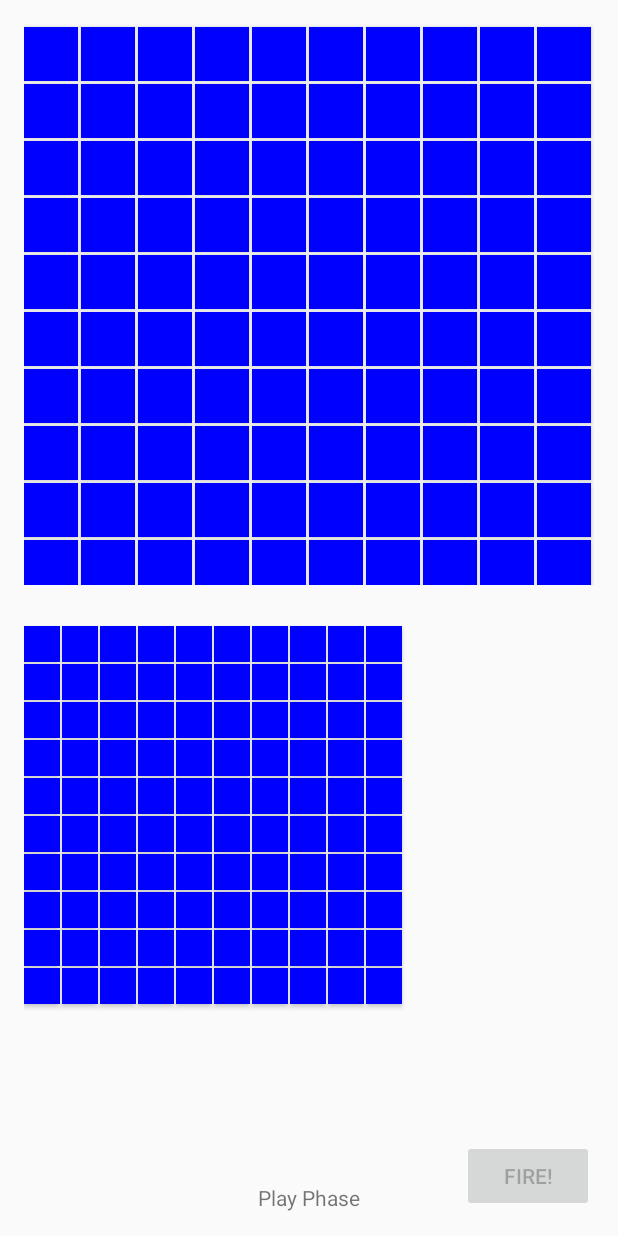
After one commit to vicboyv/Battleships, an Android app: the PlayActivity screen opened directly, with no data from a screen before it, on a phone screen of 412 x 824 dp. The commit adds this screen. Run offline under Robolectric (Android 15) with nearby library versions, the phone set to English and light mode, and no system bars; 5 statements that could not run were skipped.

Commit message:
More updates

```diff
--- /dev/null
+++ b/app/src/main/java/com/example/battleships/PlayActivity.java
@@ -0,0 +1,276 @@
+package com.example.battleships;
+
+import android.app.Activity;
+import android.content.Intent;
+import android.content.SharedPreferences;
+import android.graphics.Color;
+import android.os.Bundle;
+import android.telephony.SmsManager;
+import android.telephony.SmsMessage;
+import android.util.TypedValue;
+import android.view.Gravity;
+import android.view.Menu;
+import android.view.MenuItem;
+import android.view.View;
+import android.widget.Button;
+import android.widget.GridLayout;
+
+import java.util.LinkedList;
+
+
+public class PlayActivity extends Activity
+{
+    private Tile opponentTile[][] = new Tile[10][10];
+    private Tile playerTile[][] = new Tile[10][10];
+    private LinkedList<Tile> selectableTiles = new LinkedList<>();
+    private String playerBlueprint = "";
+    private String opponentBlueprint = "";
+    private Tile selectedTile;
+    private SharedPreferences settings;
+    private boolean soundOn = true;
+    private Button fireButton;
+    private String phase;
+    private int playerTurn = 0;
+    public static PlayActivity current;
+
+    @Override
+    protected void onCreate(Bundle savedInstanceState)
+    {
+        super.onCreate(savedInstanceState);
+        setContentView(R.layout.activity_play);
+
+        PlayActivity.current = this;
+
+        final Bundle bundle = getIntent().getExtras();
+
+        settings = getSharedPreferences("settings", MODE_PRIVATE);
+        soundOn = settings.getBoolean("Sound", true);
+
+        fireButton = (Button)findViewById(R.id.fireButton);
+        fireButton.setEnabled(false);
+
+        playerBlueprint = bundle.getString("Player Blueprint", "0000000000000000000000000000000000000000000000000000000000000000000000000000000000000000000000000000");
+        opponentBlueprint = bundle.getString("Opponent Blueprint", "0000000000000000000000000000000000000000000000000000000000000000000000000000000000000000000000000000");
+        playerTurn = bundle.getInt("Assigned Turn", 0);
+
+        GridLayout opponentBoard = (GridLayout)findViewById(R.id.opponentBoardLayout);
+        opponentBoard.removeAllViews();
+
+        opponentBoard.setColumnCount(10);
+        opponentBoard.setRowCount(10);
+        for(int y = 0; y < 10; y++)
+        {
+            for(int x = 0; x < 10; x++)
+            {
+                opponentTile[x][y] = new Tile(this, x, y);
+
+                GridLayout.LayoutParams param = new GridLayout.LayoutParams();
+                param.height = getDP(36);
+                param.width = getDP(36);
+                param.rightMargin = 3;
+                param.topMargin = 3;
+                param.setGravity(Gravity.CENTER);
+                param.columnSpec = GridLayout.spec(x);
+                param.rowSpec = GridLayout.spec(y);
+
+                opponentTile[x][y].setLayoutParams(param);
+
+                opponentTile[x][y].setOnClickListener(
+                        new View.OnClickListener()
+                        {
+                            public void onClick(View object)
+                            {
+                                targetTile((Tile) object);
+                            }
+                        });
+
+                selectableTiles.add(opponentTile[x][y]);
+
+                opponentBoard.addView(opponentTile[x][y]);
+            }
+
+        }
+        refreshBoardViewer(opponentTile, opponentBlueprint, true);
+        GridLayout playerBoard = (GridLayout)findViewById(R.id.playerBoardLayout);
+        playerBoard.removeAllViews();
+
+        playerBoard.setColumnCount(10);
+        playerBoard.setRowCount(10);
+        for(int y = 0; y < 10; y++)
+        {
+            for(int x = 0; x < 10; x++)
+            {
+                playerTile[x][y] = new Tile(this, x, y);
+
+                GridLayout.LayoutParams param = new GridLayout.LayoutParams();
+                param.height = getDP(24);
+                param.width = getDP(24);
+                param.rightMargin = 2;
+                param.topMargin = 2;
+                param.setGravity(Gravity.CENTER);
+                param.columnSpec = GridLayout.spec(x);
+                param.rowSpec = GridLayout.spec(y);
+
+                playerTile[x][y].setLayoutParams(param);
+
+                playerBoard.addView(playerTile[x][y]);
+            }
+        }
+        refreshBoardViewer(playerTile, playerBlueprint, true);
+    }
+    public void targetTile(Tile tile)
+    {
+        if(selectableTiles.contains(tile))
+        {
+            refreshBoardViewer(opponentTile, opponentBlueprint, false);
+            this.selectedTile = tile;
+            tile.setBackgroundColor(Color.YELLOW);
+            this.fireButton.setEnabled(true);
+        }
+    }
+    public void fireTile(View v)
+    {
+        this.selectedTile.attack();
+        this.selectableTiles.remove(this.selectedTile);
+        this.opponentBlueprint = refreshBlueprint(opponentTile, opponentBlueprint);
+        this.playerTurn = Math.max(0, this.playerTurn) + 1;
+        sendAttack();
+    }
+    public String refreshBlueprint(Tile[][] boardTile, String blueprint)
+    {
+        char[] mutableBlueprint = blueprint.toCharArray();
+        for(Tile[] row : boardTile)
+        {
+            for (Tile tile : row)
+            {
+                mutableBlueprint[tile.x + (tile.y * 10)] = tile.state;
+            }
+        }
+        return String.valueOf(mutableBlueprint);
+    }
+    public void refreshBoardViewer(Tile[][] boardTile, String blueprint, boolean ownBoard)
+    {
+        for(Tile[] row : boardTile)
+        {
+            for(Tile tile : row)
+            {
+                tile.state = blueprint.charAt(tile.x + (10 * tile.y));
+                switch(blueprint.charAt(tile.x + (10 * tile.y)))
+                {
+                    case '0' : tile.setBackgroundColor(Color.BLUE); break;
+                    case '1' : if(ownBoard)
+                                {
+                                    tile.setBackgroundColor(Color.GRAY);
+                                }
+                                else
+                                {
+                                    tile.setBackgroundColor(Color.BLUE);
+                                }
+                                break;
+                    case '2' : tile.setBackgroundColor(Color.parseColor("navy")); break;
+                    case '3' : tile.setBackgroundColor(Color.RED); break;
+                    default: tile.setBackgroundColor(Color.BLACK); break;
+                }
+            }
+        }
+    }
+
+    public int getDP(int size)
+    {
+        return (int) TypedValue.applyDimension(TypedValue.COMPLEX_UNIT_DIP, size, getResources().getDisplayMetrics());
+    }
+    public void sendAttack()
+    {
+        for(Tile pickedTile : selectableTiles)
+        {
+            pickedTile.setEnabled(false);
+        }
+
+        fireButton.setText("WAITING");
+        fireButton.setEnabled(false);
+
+        String smsBody = "ACTION." + opponentBlueprint + "." + playerTurn;
+        if (settings.getBoolean("SMSPrompt", true))
+        {
+            /*Intent sendIntent = new Intent(Intent.ACTION_VIEW);
+            sendIntent.setData(Uri.parse("smsto: " + SecretData.shortcode));
+            sendIntent.putExtra("sms_body", smsBody);
+            startActivity(sendIntent);*/
+        } else
+        {
+            SmsManager sms = SmsManager.getDefault();
+            sms.sendTextMessage(SecretData.shortcode, null, smsBody, null, null);
+        }
+    }
+
+    public void receiveChikka(Intent intent)
+    {
+        final Bundle bundle = intent.getExtras();
+        String phoneNumber;
+        String message = null;
+        try
+        {
+            if (bundle != null)
+            {
+                final Object[] pdusObj = (Object[]) bundle.get("pdus");
+                for(Object sms : pdusObj)
+                {
+                    SmsMessage currentMessage = SmsMessage.createFromPdu((byte[]) sms);
+                    phoneNumber = currentMessage.getDisplayOriginatingAddress();
+                    if(phoneNumber.equals(SecretData.shortcode))
+                    {
+                        message = currentMessage.getDisplayMessageBody();
+                    }
+                }
+                String piece[] = message.split(".");
+                if(message != null)
+                {
+                    if(piece[0].equals("UPDATE") && piece.length == 3)
+                    {
+                        //Integer.parseInt(piece[2])) (TURNS)
+                        updatePlayer(piece[1]);
+                    }
+                }
+            }
+        } catch (Exception e)
+        {
+        }
+    }
+
+    public void updatePlayer(String newBlueprint)
+    {
+        refreshBlueprint(playerTile, playerBlueprint);
+        refreshBoardViewer(playerTile, playerBlueprint, true);
+        this.fireButton.setEnabled(true);
+        this.fireButton.setText("FIRE!");
+        for(Tile pickedTile : selectableTiles)
+        {
+            pickedTile.setEnabled(true);
+        }
+    }
+
+    @Override
+    public boolean onCreateOptionsMenu(Menu menu)
+    {
+        // Inflate the menu; this adds items to the action bar if it is present.
+        getMenuInflater().inflate(R.menu.menu_play, menu);
+        return true;
+    }
+
+    @Override
+    public boolean onOptionsItemSelected(MenuItem item)
+    {
+        // Handle action bar item clicks here. The action bar will
+        // automatically handle clicks on the Home/Up button, so long
+        // as you specify a parent activity in AndroidManifest.xml.
+        int id = item.getItemId();
+
+        //noinspection SimplifiableIfStatement
+        if (id == R.id.action_settings)
+        {
+            return true;
+        }
+
+        return super.onOptionsItemSelected(item);
+    }
+}
--- a/app/src/main/java/com/example/battleships/Tile.java
+++ b/app/src/main/java/com/example/battleships/Tile.java
@@ -9,11 +9,23 @@ public class Tile extends Button
     public int x;
     public int y;
     public Ship occupyingShip;
+    public char state = '0';
     public Tile(Context context, int pX, int pY)
     {
         super(context);
         this.x = pX;
         this.y = pY;
         this.setBackgroundColor(Color.BLUE);
+        this.state = '0';
+    }
+    public void attack()
+    {
+        this.state = (char)((int)this.state + 2);
+        switch(this.state)
+        {
+            case '2' : this.setBackgroundColor(Color.parseColor("navy")); break;
+            case '3' : this.setBackgroundColor(Color.RED); break;
+            default: this.setBackgroundColor(Color.BLACK); break;
+        }
     }
 }
--- /dev/null
+++ b/app/src/main/res/layout/activity_play.xml
@@ -0,0 +1,51 @@
+<RelativeLayout xmlns:android="http://schemas.android.com/apk/res/android"
+                xmlns:tools="http://schemas.android.com/tools"
+                android:layout_width="match_parent"
+                android:layout_height="match_parent"
+                android:paddingLeft="@dimen/activity_horizontal_margin"
+                android:paddingRight="@dimen/activity_horizontal_margin"
+                android:paddingTop="@dimen/activity_vertical_margin"
+                android:paddingBottom="@dimen/activity_vertical_margin"
+                tools:context="com.example.battleships.PlayActivity">
+
+    <GridLayout
+        android:layout_width="match_parent"
+        android:layout_height="374dp"
+        android:id="@+id/opponentBoardLayout"
+        android:layout_weight="0.32"
+        android:layout_alignParentTop="true"
+        android:layout_centerHorizontal="true"
+        android:layout_marginBottom="250dp">
+
+    </GridLayout>
+
+    <Button
+        android:layout_width="wrap_content"
+        android:layout_height="wrap_content"
+        android:text="FIRE!"
+        android:id="@+id/fireButton"
+        android:onClick="fireTile"
+        android:layout_alignParentBottom="true"
+        android:layout_alignParentRight="true"
+        android:layout_alignParentEnd="true"/>
+
+    <TextView
+        android:text="Play Phase"
+        android:layout_width="wrap_content"
+        android:layout_height="wrap_content"
+        android:id="@+id/statusLabel"
+        android:layout_alignParentBottom="true"
+        android:layout_centerHorizontal="true"/>
+
+    <GridLayout
+        android:layout_width="fill_parent"
+        android:layout_height="fill_parent"
+        android:layout_alignParentBottom="true"
+        android:layout_alignParentLeft="true"
+        android:layout_alignParentStart="true"
+        android:layout_marginTop="400dp"
+        android:layout_marginRight="100dp"
+        android:id="@+id/playerBoardLayout">
+    </GridLayout>
+
+</RelativeLayout>
--- /dev/null
+++ b/app/src/main/res/menu/menu_play.xml
@@ -0,0 +1,9 @@
+<menu xmlns:android="http://schemas.android.com/apk/res/android"
+      xmlns:app="http://schemas.android.com/apk/res-auto"
+      xmlns:tools="http://schemas.android.com/tools"
+      tools:context="com.example.battleships.PlayActivity">
+    <item android:id="@+id/action_settings"
+          android:title="@string/action_settings"
+          android:orderInCategory="100"
+          app:showAsAction="never"/>
+</menu>
--- a/app/src/main/res/values/strings.xml
+++ b/app/src/main/res/values/strings.xml
@@ -5,4 +5,5 @@
     <string name="action_settings">Settings</string>
     <string name="title_activity_setup">Setup</string>
     <string name="title_activity_options">Options</string>
+    <string name="title_activity_play">PlayActivity</string>
 </resources>
```
Also changed, not shown: app/src/main/AndroidManifest.xml (+21 -1 lines), app/src/main/java/com/example/battleships/SMSReceiver.java (added, +25 -0 lines), app/src/main/java/com/example/battleships/SetupActivity.java (+63 -44 lines).
